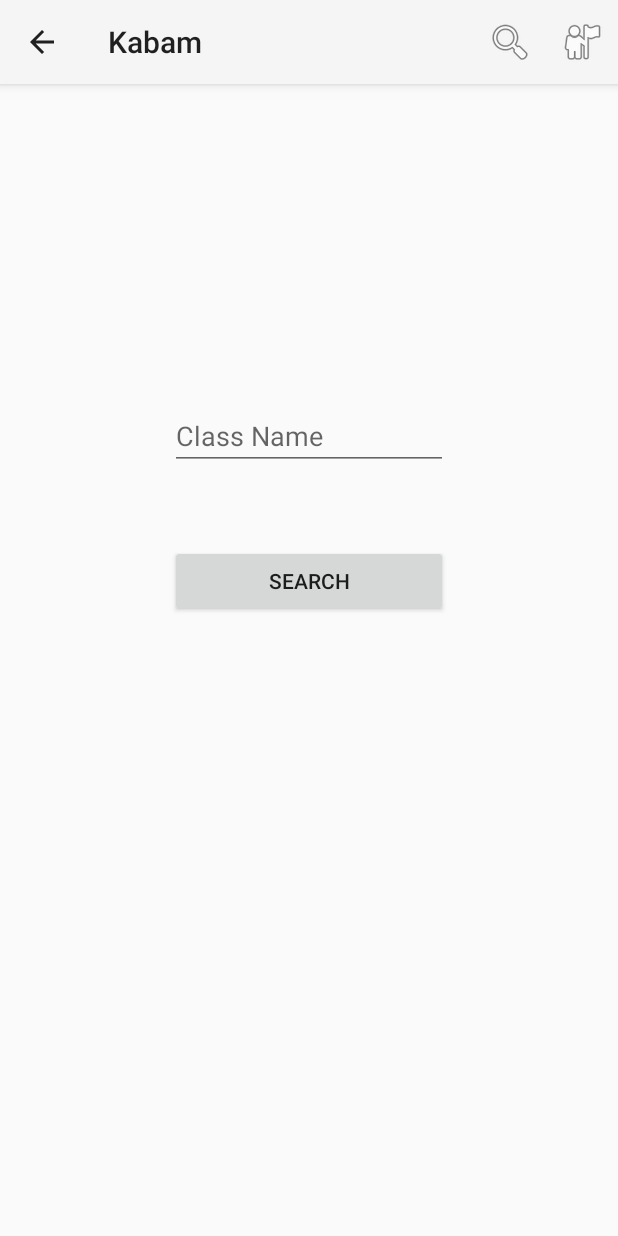
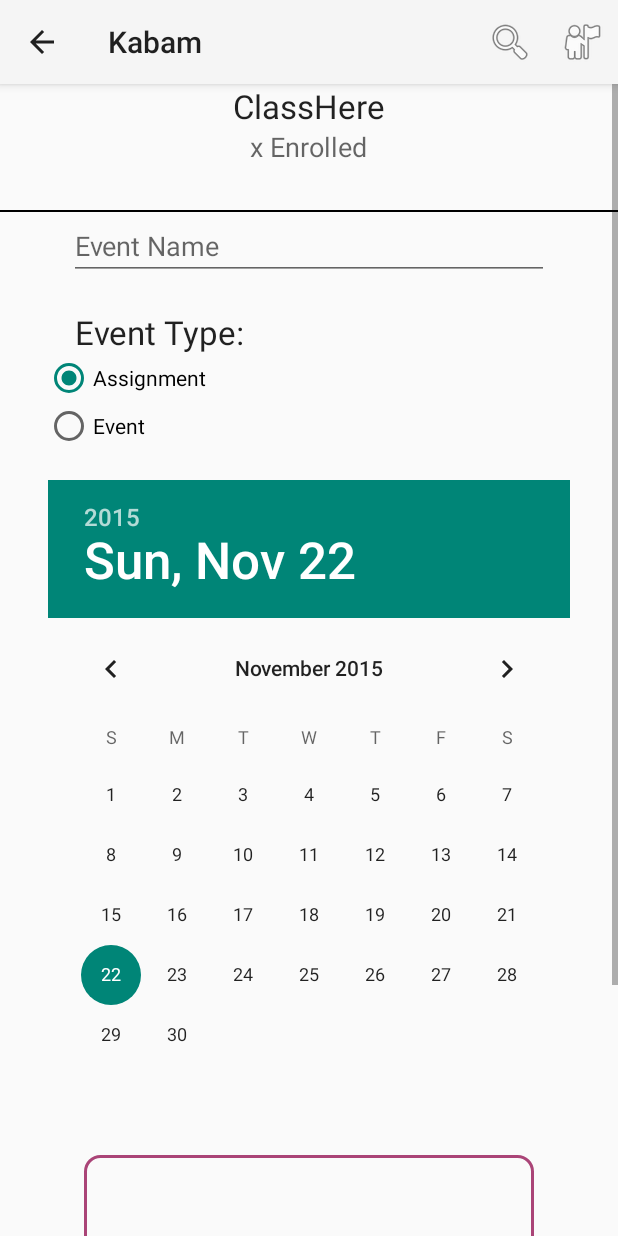
Before and after one commit to alalexl/Kabam, an Android app: the MainActivity screen opened directly, with no data from a screen before it, after a tap on "Search", on a phone screen of 412 x 824 dp. Run offline under Robolectric (Android 15) with nearby library versions, the phone set to English and light mode, and no system bars; libraries missing offline, so code that uses them is left out: com.facebook; 5 statements that could not run were skipped.

Commit message:
Add  add event page

```diff
--- /dev/null
+++ b/Kabam/app/src/main/java/com/kabam/kabam/AddEvent.java
@@ -0,0 +1,108 @@
+package com.kabam.kabam;
+
+import android.os.Bundle;
+import android.support.v4.app.Fragment;
+import android.view.LayoutInflater;
+import android.view.MotionEvent;
+import android.view.View;
+import android.view.ViewGroup;
+import android.widget.Button;
+import android.widget.DatePicker;
+import android.widget.EditText;
+import android.widget.RadioButton;
+import android.support.v4.app.FragmentTransaction;
+import android.support.v4.app.FragmentManager;
+import android.widget.ScrollView;
+
+/**
+ * Created by tanke_000 on 11/20/2015.
+ */
+public class AddEvent extends Fragment {
+    public String eventNameString;
+    public boolean isAssignment;//true=assignment, false=event
+    public String descriptionString;
+    public int month,day,year;
+    private View view;
+    public ScrollView sv;
+    public DatePicker dp;
+    int year_x,month_x,day_x;
+    static final int DIALOG_ID=0;
+
+    public View onCreateView(LayoutInflater inflater, ViewGroup container, Bundle savedInstanceState) {
+        super.onCreate(savedInstanceState);
+
+        view = inflater.inflate(R.layout.add_event, container, false);
+        //initally radio button assignment is checked
+        RadioButton assignmentRB=(RadioButton)view.findViewById(R.id.addEventIsAssignment);
+        assignmentRB.setChecked(true);
+        //click date due text
+        //tried to get dialog to appear when clicked, but it failed
+//
+//        EditText dueDateText=(EditText)view.findViewById(R.id.addEventDueDate);
+//        dueDateText.setOnFocusChangeListener(new View.OnFocusChangeListener(){
+//           @Override
+//            public void onFocusChange(View v, boolean hasfocus){
+//                if(hasfocus){
+//////                    FragmentManager fm = getActivity().getFragmentManager();
+//////                    DateDialog dialog = new DateDialog(view);
+//////                    dialog.show(fm.beginTransaction(), "DatePicker");
+////
+////                    DateDialog dialog=new DateDialog(view);
+////                    FragmentTransaction ft =getFragmentManager().beginTransaction();
+////                    dialog.show(ft,"DatePicker");
+//
+//                }
+//            }
+//
+//        });
+
+        //click button saves data
+        Button submitButton=(Button)view.findViewById(R.id.addEventSubmitButton);
+        submitButton.setOnClickListener(new View.OnClickListener() {
+            public void onClick(View v){
+                EditText eventName=(EditText)view.findViewById(R.id.addEventEventName);
+                eventNameString=eventName.getText().toString();
+                RadioButton assignmentRB=(RadioButton)view.findViewById(R.id.addEventIsAssignment);
+                RadioButton eventRB=(RadioButton)view.findViewById(R.id.addEventIsEvent);
+                if(assignmentRB.isChecked())isAssignment=true;
+                else{isAssignment=false;}
+
+                eventNameString=eventName.getText().toString();
+                DatePicker datePicker=(DatePicker)view.findViewById(R.id.addEventDatePicker);
+                month=datePicker.getMonth()+1;
+                day=datePicker.getDayOfMonth();
+                year=datePicker.getYear();
+                EditText description=(EditText)view.findViewById(R.id.addEventDescription);
+                descriptionString=description.getText().toString();
+                description.setText(eventNameString + "\n"
+                        + isAssignment+"\n"
+                        +month+"/"+day+"/"+year
+                        + descriptionString+"\n");
+//                getActivity().getSupportFragmentManager().popBackStack();
+            }
+
+        });
+        return view;
+    }
+    public void signUp(View views){//when clicked sign up gets all info
+//        EditText eventName=(EditText)view.findViewById(R.id.addEventEventName);
+//        eventNameString=eventName.getText().toString();
+//        RadioButton assignmentRB=(RadioButton)view.findViewById(R.id.addEventIsAssignment);
+//        RadioButton eventRB=(RadioButton)view.findViewById(R.id.addEventIsEvent);
+//        if(assignmentRB.isChecked())isAssignment=true;
+//        else{isAssignment=false;}
+//
+//        eventNameString=eventName.getText().toString();
+//        EditText dueDate=(EditText)view.findViewById(R.id.addEventDueDate);
+//        dueDateString=eventName.getText().toString();
+//        EditText description=(EditText)view.findViewById(R.id.addEventDescription);
+//        descriptionString=eventName.getText().toString();
+//        description.setText("");
+//        description.append(eventNameString + "\n");
+//        description.append(isAssignment+"\n");
+//        description.append(dueDateString+"\n");
+//        description.append(descriptionString+"\n");
+
+
+    }
+}
--- a/Kabam/app/src/main/java/com/kabam/kabam/Class.java
+++ b/Kabam/app/src/main/java/com/kabam/kabam/Class.java
@@ -1,4 +1,8 @@
 package com.kabam.kabam;
+
+import android.app.Activity;
+import android.content.Intent;
+import android.view.View;
 
 import com.parse.ParseClassName;
 import com.parse.ParseObject;
@@ -8,6 +12,7 @@ import com.parse.ParseObject;
  */
 @ParseClassName("Class")
 public class Class extends ParseObject {
+
 
     public Class() {
 
@@ -28,4 +33,5 @@ public class Class extends ParseObject {
     public void setEnrollCount(int count) {
         put("enrolled", count);
     }
+
 }
--- /dev/null
+++ b/Kabam/app/src/main/java/com/kabam/kabam/DateDialog.java
@@ -0,0 +1,41 @@
+package com.kabam.kabam;
+
+import java.util.Calendar;
+import android.annotation.SuppressLint;
+import android.app.DatePickerDialog;
+import android.app.Dialog;
+import android.app.DialogFragment;
+import android.os.Bundle;
+import android.view.View;
+import android.widget.DatePicker;
+import android.widget.EditText;
+
+@SuppressLint("ValidFragment")
+public class DateDialog extends DialogFragment implements DatePickerDialog.OnDateSetListener {
+    EditText txtdate;
+    public DateDialog(View view){
+        txtdate=(EditText)view;
+    }
+    public Dialog onCreateDialog(Bundle savedInstanceState) {
+
+
+// Use the current date as the default date in the dialog
+        final Calendar c = Calendar.getInstance();
+        int year = c.get(Calendar.YEAR);
+        int month = c.get(Calendar.MONTH);
+        int day = c.get(Calendar.DAY_OF_MONTH);
+        // Create a new instance of DatePickerDialog and return it
+        return new DatePickerDialog(getActivity(), this, year, month, day);
+
+
+    }
+
+    public void onDateSet(DatePicker view, int year, int month, int day) {
+        //show to the selected date in the text box
+        String date=day+"-"+(month+1)+"-"+year;
+        txtdate.setText(date);
+    }
+
+
+
+}
--- a/Kabam/app/src/main/java/com/kabam/kabam/MainActivity.java
+++ b/Kabam/app/src/main/java/com/kabam/kabam/MainActivity.java
@@ -78,8 +78,10 @@ public class MainActivity extends FragmentActivity {
 
             case R.id.action_search: //if search is clicked
                 FragmentTransaction ft = getSupportFragmentManager().beginTransaction();
-                ft.replace(R.id.fragmentContainer, new Search());
-                ft.addToBackStack("search");
+                //ft.replace(R.id.fragmentContainer, new Search());
+                //ft.addToBackStack("search");
+                ft.replace(R.id.fragmentContainer, new AddEvent());
+                ft.addToBackStack("add_event");
                 ft.commit();
                 return true;
 
--- /dev/null
+++ b/Kabam/app/src/main/java/com/kabam/kabam/test.java
@@ -0,0 +1,7 @@
+package com.kabam.kabam;
+
+/**
+ * Created by tanke_000 on 11/21/2015.
+ */
+public class test {
+}
--- /dev/null
+++ b/Kabam/app/src/main/res/drawable/border_style.xml
@@ -0,0 +1,16 @@
+<?xml version="1.0" encoding="utf-8"?>
+<shape xmlns:android="http://schemas.android.com/apk/res/android" android:shape="rectangle">
+
+    <stroke
+        android:width="2dp"
+        android:color="#aa4477"
+        />
+    <corners
+        android:radius="10dp"
+        />
+    <padding android:left="10dp"
+    android:top="5dp"
+    android:right="10dp"
+    android:bottom="5dp"
+    />
+</shape>
--- a/Kabam/app/src/main/res/layout/activity_main.xml
+++ b/Kabam/app/src/main/res/layout/activity_main.xml
@@ -7,6 +7,7 @@
         android:id="@+id/fragmentContainer"
         android:layout_width="match_parent"
         android:layout_height="match_parent">
+
     </FrameLayout>
 
 </RelativeLayout>
--- /dev/null
+++ b/Kabam/app/src/main/res/layout/add_event.xml
@@ -0,0 +1,120 @@
+<?xml version="1.0" encoding="utf-8"?>
+<ScrollView  xmlns:android="http://schemas.android.com/apk/res/android"
+    android:layout_width="match_parent"
+    android:layout_height="match_parent"
+    android:id="@+id/addEventScrollView"
+    >
+<LinearLayout
+    android:orientation="vertical"
+    android:layout_width="match_parent"
+    android:layout_height="match_parent">
+
+    <TextView
+        android:layout_width="wrap_content"
+        android:layout_height="wrap_content"
+        android:textAppearance="?android:attr/textAppearanceLarge"
+        android:text="ClassHere"
+        android:id="@+id/addEventClass"
+        android:layout_gravity="center_horizontal" />
+
+    <TextView
+        android:layout_width="wrap_content"
+        android:layout_height="wrap_content"
+        android:textAppearance="?android:attr/textAppearanceMedium"
+        android:text="x Enrolled"
+        android:id="@+id/addEventNumEnrolled"
+        android:layout_gravity="center_horizontal" />
+
+    <Space
+        android:layout_height="30dp"
+        android:layout_width="1dp" />
+    <View
+        android:layout_width="fill_parent"
+        android:layout_height="1dip"
+        android:background="#000000" />
+
+    <EditText
+        android:layout_width="wrap_content"
+        android:layout_height="wrap_content"
+        android:inputType="textPersonName"
+        android:hint="@string/event_name"
+        android:ems="15"
+        android:id="@+id/addEventEventName"
+        android:layout_gravity="center_horizontal"
+        android:editable="true" />
+
+    <Space
+        android:layout_height="20dp"
+        android:layout_width="1dp" />
+    <TextView
+        android:ems="12"
+        android:layout_width="wrap_content"
+        android:layout_height="wrap_content"
+        android:textAppearance="?android:attr/textAppearanceLarge"
+        android:text="Event Type:"
+        android:id="@+id/textView3"
+        android:layout_gravity="center_horizontal" />
+
+    <RadioGroup
+        android:layout_height="wrap_content"
+        android:layout_width="wrap_content">
+        <RadioButton
+            android:layout_width="wrap_content"
+            android:layout_height="wrap_content"
+            android:text="Assignment"
+            android:layout_marginLeft="30dp"
+            android:id="@+id/addEventIsAssignment" />
+
+        <RadioButton
+            android:layout_width="wrap_content"
+            android:layout_height="wrap_content"
+            android:text="Event"
+            android:layout_marginLeft="30dp"
+            android:id="@+id/addEventIsEvent" />
+    </RadioGroup>
+
+    <Space
+        android:layout_height="20dp"
+        android:layout_width="1dp" />
+    <DatePicker
+        android:layout_width="wrap_content"
+        android:layout_height="wrap_content"
+        android:id="@+id/addEventDatePicker"
+        android:layout_gravity="center_horizontal" />
+
+    <!--<EditText-->
+        <!--android:layout_width="wrap_content"-->
+        <!--android:layout_height="wrap_content"-->
+        <!--android:inputType="textPersonName"-->
+        <!--android:hint="@string/event_date_due_date"-->
+        <!--android:ems="15"-->
+        <!--android:id="@+id/addEventDueDate"-->
+        <!--android:layout_gravity="center_horizontal"-->
+        <!--android:editable="true" />-->
+
+    <Space
+        android:layout_height="20dp"
+        android:layout_width="1dp" />
+    <EditText
+        android:layout_width="300dp"
+        android:layout_height="200dp"
+        android:hint="@string/description"
+        android:id="@+id/addEventDescription"
+        android:background="@drawable/border_style"
+        android:layout_gravity="center_horizontal" />
+
+
+
+    <Space
+        android:layout_height="20dp"
+        android:layout_width="1dp" />
+    <Button
+        android:layout_width="wrap_content"
+        android:layout_height="wrap_content"
+        android:text="Submit"
+        android:id="@+id/addEventSubmitButton"
+        android:layout_gravity="center_horizontal"
+        android:nestedScrollingEnabled="true" />
+
+</LinearLayout>
+</ScrollView>
--- a/Kabam/app/src/main/res/values/strings.xml
+++ b/Kabam/app/src/main/res/values/strings.xml
@@ -5,4 +5,10 @@
     <string name="action_settings">Settings</string>
 
     <string name="facebook_app_id">928174903942306</string>
+
+    <!--For Add Event page-->
+    <string name="event_name">Event Name</string>
+    <string name="event_date_due_date">Event Date/Due Date</string>
+    <string name="description">Description</string>
+
 </resources>
```
